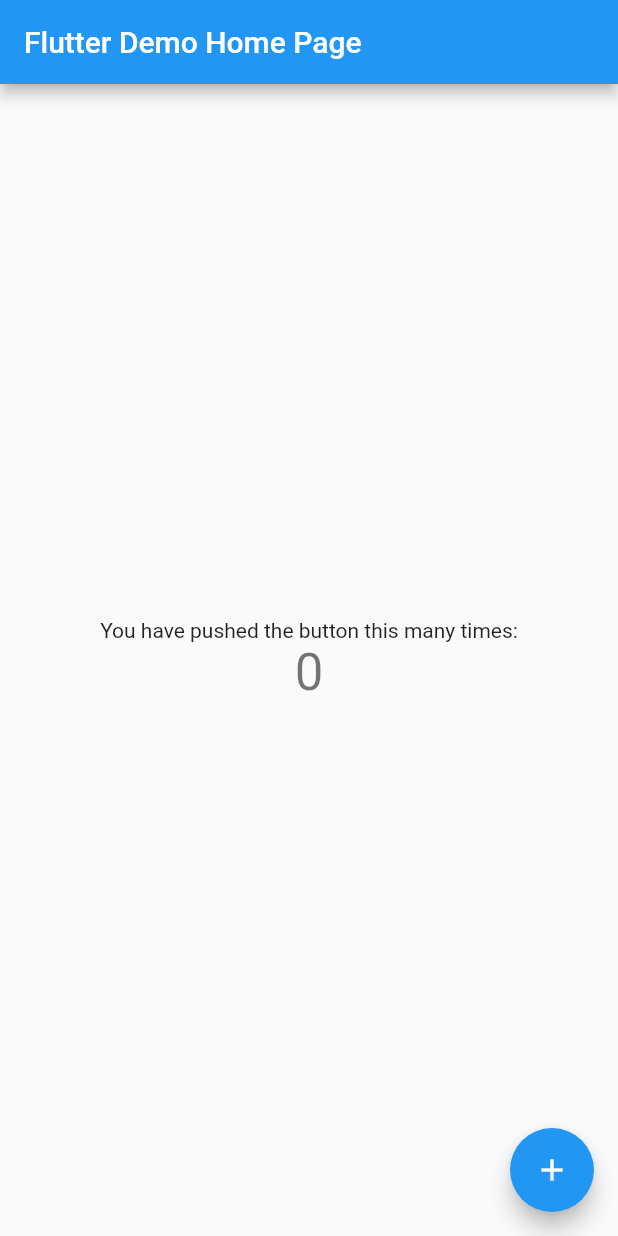
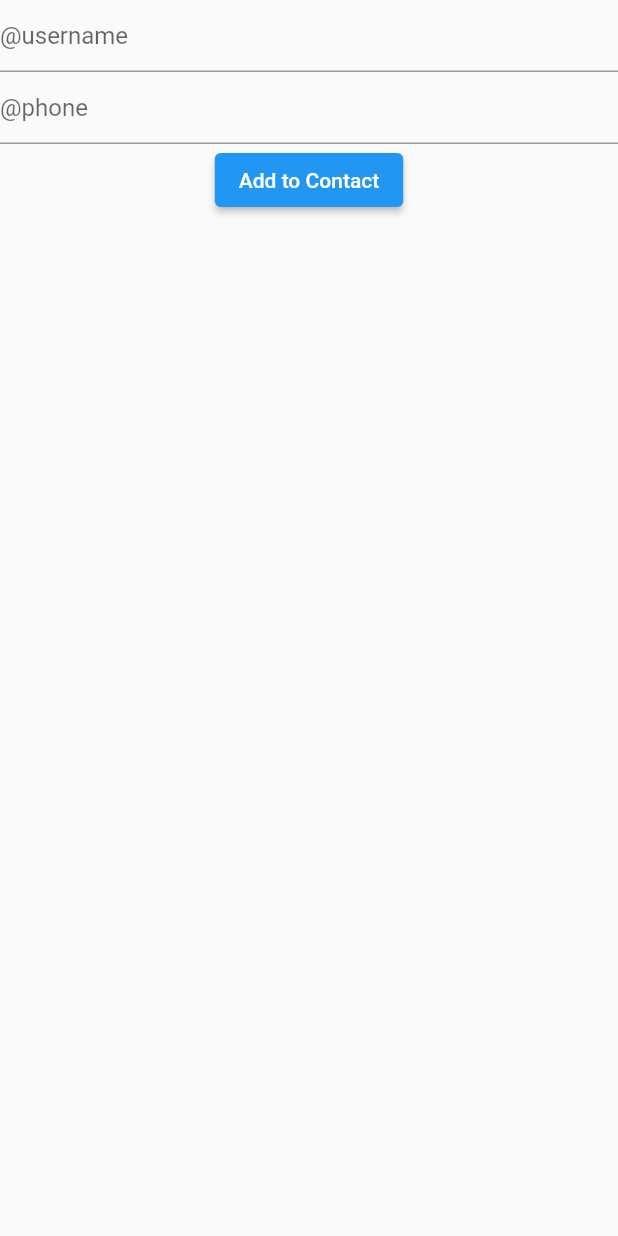
Before and after one commit to helenaAfshari/whatsapp_agora_sample, a Flutter app: the screen it shows after launch, on a phone screen of 412 x 824 dp. Run offline on Flutter 3.47's test engine with Material 2 defaults, Android fonts, the phone set to English and light mode, and no system bars; our stand-ins replace get, hive_flutter; accounts and stored records are empty.

Commit message:
make contact lists

```diff
--- /dev/null
+++ b/lib/constants/hive_keys.dart
@@ -0,0 +1,7 @@
+
+class HiveFieldConstant {
+
+
+  static const String userContactListBox = "userContactListBox";
+
+}
--- /dev/null
+++ b/lib/controller/user_contact_controller.dart
@@ -0,0 +1,59 @@
+
+
+import 'package:flutter/cupertino.dart';
+import 'package:get/get.dart';
+import 'package:hive_flutter/hive_flutter.dart';
+import 'package:whatsapp_agora_sample/constants/hive_keys.dart';
+import 'package:whatsapp_agora_sample/model/user_model.dart';
+
+class UserContactController extends GetxController{
+
+  TextEditingController usernameTextEditingController = TextEditingController();
+  TextEditingController phoneTextEditingController = TextEditingController();
+  RxList<UserContactListModel> contactList = RxList();
+
+
+
+
+  @override
+  onInit() async{
+    super.onInit();
+    await readContacts();
+  }
+
+
+  addToContact() async {
+
+
+      // add user to box
+      var box  = await Hive.openBox(HiveFieldConstant.userContactListBox);
+      var user = UserContactListModel(
+        name: usernameTextEditingController.text,
+        phone: phoneTextEditingController.text,
+        userProfile: "userProfile");
+      box.add(user);
+
+
+      contactList.clear();
+      //read users from box
+      box.values.forEach((element) {
+        UserContactListModel userContactListModel = element;
+        contactList.add(userContactListModel);
+        print(userContactListModel.name);
+      });
+
+
+  }
+
+
+  readContacts() async {
+      var box  = await Hive.openBox(HiveFieldConstant.userContactListBox);
+      box.values.forEach((element) {
+        UserContactListModel userContactListModel = element;
+        contactList.add(userContactListModel);
+        print(userContactListModel.name);
+      });
+  }
+
+
+}
--- a/lib/main.dart
+++ b/lib/main.dart
@@ -1,115 +1,28 @@
 import 'package:flutter/material.dart';
+import 'package:hive_flutter/hive_flutter.dart';
+import 'package:whatsapp_agora_sample/model/user_model.dart';
+import 'package:whatsapp_agora_sample/view/main_screen.dart';
 
-void main() {
+void main() async {
+
+  await Hive.initFlutter();
+  Hive.registerAdapter(UserContactListModelAdapter());
   runApp(const MyApp());
+
 }
 
 class MyApp extends StatelessWidget {
   const MyApp({Key? key}) : super(key: key);
-
   // This widget is the root of your application.
   @override
   Widget build(BuildContext context) {
     return MaterialApp(
       title: 'Flutter Demo',
       theme: ThemeData(
-        // This is the theme of your application.
-        //
-        // Try running your application with "flutter run". You'll see the
-        // application has a blue toolbar. Then, without quitting the app, try
-        // changing the primarySwatch below to Colors.green and then invoke
-        // "hot reload" (press "r" in the console where you ran "flutter run",
-        // or simply save your changes to "hot reload" in a Flutter IDE).
-        // Notice that the counter didn't reset back to zero; the application
-        // is not restarted.
+
         primarySwatch: Colors.blue,
       ),
-      home: const MyHomePage(title: 'Flutter Demo Home Page'),
+      home: MainScreen(),
     );
   }
 }
-
-class MyHomePage extends StatefulWidget {
-  const MyHomePage({Key? key, required this.title}) : super(key: key);
-
-  // This widget is the home page of your application. It is stateful, meaning
-  // that it has a State object (defined below) that contains fields that affect
-  // how it looks.
-
-  // This class is the configuration for the state. It holds the values (in this
-  // case the title) provided by the parent (in this case the App widget) and
-  // used by the build method of the State. Fields in a Widget subclass are
-  // always marked "final".
-
-  final String title;
-
-  @override
-  State<MyHomePage> createState() => _MyHomePageState();
-}
-
-class _MyHomePageState extends State<MyHomePage> {
-  int _counter = 0;
-
-  void _incrementCounter() {
-    setState(() {
-      // This call to setState tells the Flutter framework that something has
-      // changed in this State, which causes it to rerun the build method below
-      // so that the display can reflect the updated values. If we changed
-      // _counter without calling setState(), then the build method would not be
-      // called again, and so nothing would appear to happen.
-      _counter++;
-    });
-  }
-
-  @override
-  Widget build(BuildContext context) {
-    // This method is rerun every time setState is called, for instance as done
-    // by the _incrementCounter method above.
-    //
-    // The Flutter framework has been optimized to make rerunning build methods
-    // fast, so that you can just rebuild anything that needs updating rather
-    // than having to individually change instances of widgets.
-    return Scaffold(
-      appBar: AppBar(
-        // Here we take the value from the MyHomePage object that was created by
-        // the App.build method, and use it to set our appbar title.
-        title: Text(widget.title),
-      ),
-      body: Center(
-        // Center is a layout widget. It takes a single child and positions it
-        // in the middle of the parent.
-        child: Column(
-          // Column is also a layout widget. It takes a list of children and
-          // arranges them vertically. By default, it sizes itself to fit its
-          // children horizontally, and tries to be as tall as its parent.
-          //
-          // Invoke "debug painting" (press "p" in the console, choose the
-          // "Toggle Debug Paint" action from the Flutter Inspector in Android
-          // Studio, or the "Toggle Debug Paint" command in Visual Studio Code)
-          // to see the wireframe for each widget.
-          //
-          // Column has various properties to control how it sizes itself and
-          // how it positions its children. Here we use mainAxisAlignment to
-          // center the children vertically; the main axis here is the vertical
-          // axis because Columns are vertical (the cross axis would be
-          // horizontal).
-          mainAxisAlignment: MainAxisAlignment.center,
-          children: <Widget>[
-            const Text(
-              'You have pushed the button this many times:',
-            ),
-            Text(
-              '$_counter',
-              style: Theme.of(context).textTheme.headline4,
-            ),
-          ],
-        ),
-      ),
-      floatingActionButton: FloatingActionButton(
-        onPressed: _incrementCounter,
-        tooltip: 'Increment',
-        child: const Icon(Icons.add),
-      ), // This trailing comma makes auto-formatting nicer for build methods.
-    );
-  }
-}
--- /dev/null
+++ b/lib/model/user_model.dart
@@ -0,0 +1,24 @@
+
+import 'package:hive_flutter/adapters.dart';
+part 'user_model.g.dart';
+//flutter packages pub run build_runner build
+
+@HiveType(typeId: 0)
+class UserContactListModel extends HiveObject{
+
+    @HiveField(0)
+    String name;
+    @HiveField(1)
+    String phone;
+    @HiveField(2)
+    String userProfile;
+
+    UserContactListModel(
+      {
+        required this.name,
+        required this.phone,
+        required this.userProfile,
+      }
+    );
+
+}
--- /dev/null
+++ b/lib/view/main_screen.dart
@@ -0,0 +1,59 @@
+import 'package:flutter/material.dart';
+import 'package:flutter/src/foundation/key.dart';
+import 'package:flutter/src/widgets/framework.dart';
+import 'package:get/get.dart';
+import 'package:whatsapp_agora_sample/controller/user_contact_controller.dart';
+
+class MainScreen extends StatelessWidget {
+  MainScreen({Key? key}) : super(key: key);
+
+  UserContactController userContactController =
+      Get.put(UserContactController());
+
+  @override
+  Widget build(BuildContext context) {
+    return SafeArea(
+        child: Scaffold(
+      body: SingleChildScrollView(
+        physics: BouncingScrollPhysics(),
+        child: Column(children: [
+          TextFormField(
+            decoration: const InputDecoration(hintText: "@username"),
+            controller: userContactController.usernameTextEditingController,
+          ),
+          TextFormField(
+            decoration: const InputDecoration(hintText: "@phone"),
+            controller: userContactController.phoneTextEditingController,
+          ),
+          //TODO file picker for profile picture
+          ElevatedButton(
+              onPressed: (() {
+                userContactController.addToContact();
+              }),
+              child: Text('Add to Contact')),
+          SizedBox(
+            child: Obx(
+              () => ListView.builder(
+                  shrinkWrap: true,
+                  itemCount: userContactController.contactList.length,
+                  itemBuilder: ((context, index) => Card(
+                        child: Padding(
+                          padding: const EdgeInsets.all(12.0),
+                          child: Row(
+                            mainAxisAlignment: MainAxisAlignment.spaceAround,
+                            children: [
+                              Text(userContactController
+                                  .contactList[index].name),
+                              Text(userContactController
+                                  .contactList[index].phone)
+                            ],
+                          ),
+                        ),
+                      ))),
+            ),
+          )
+        ]),
+      ),
+    ));
+  }
+}
```
Also changed, not shown: pubspec.yaml (+6 -1 lines), lib/model/user_model.g.dart (added), pubspec.lock, 1 other file.
